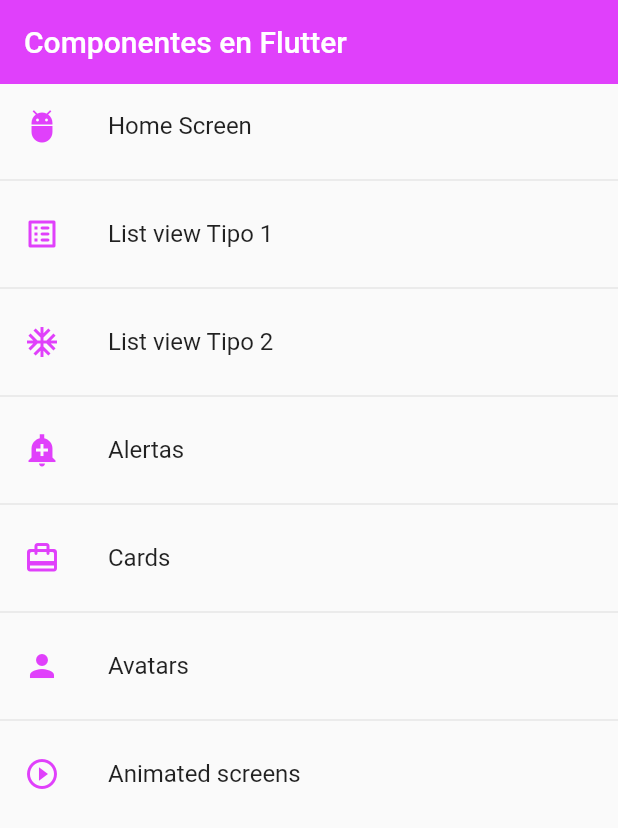
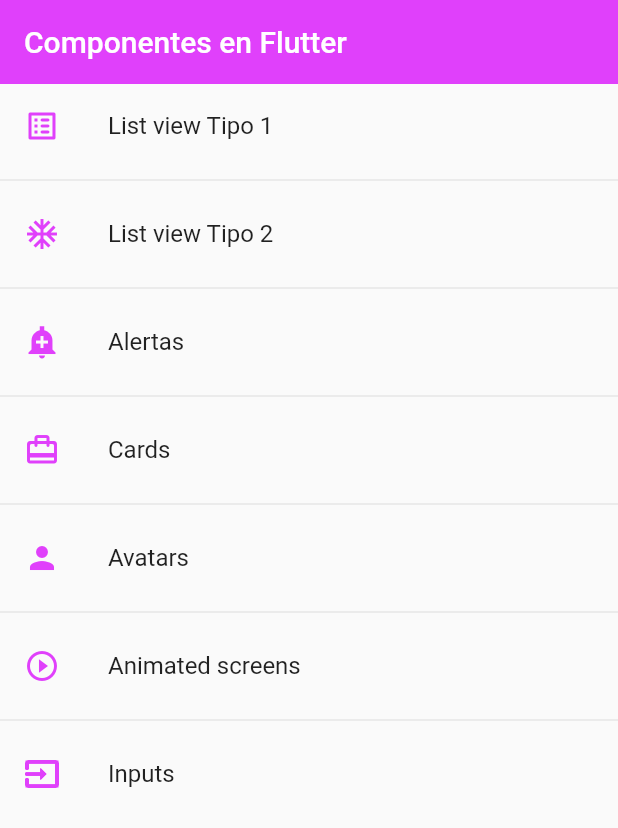
Before and after one commit to SuaDev09/flutter, a Flutter app: the screen it shows after launch, on a phone screen of 412 x 824 dp. Shown: the top 828 px of the screen. Run offline on Flutter 3.47's test engine with Material 2 defaults, Android fonts, the phone set to English and light mode, and no system bars.

Commit message:
Creacion de formularios

```diff
--- a/seccion6/fl_components/lib/router/app_routes.dart
+++ b/seccion6/fl_components/lib/router/app_routes.dart
@@ -10,12 +10,6 @@ class AppRoutes {
   static const initialRoute = 'home';
 
   static final menuOptions = <MenuOption>[
-    //TODO: borrar home
-    MenuOption(
-        route: 'home',
-        icon: Icons.adb_rounded,
-        name: 'Home Screen',
-        screen: const HomeScreen()),
     MenuOption(
         route: 'listview1',
         icon: Icons.list_alt_rounded,
@@ -46,10 +40,16 @@ class AppRoutes {
         icon: Icons.play_circle_outline_outlined,
         name: 'Animated screens',
         screen: const AnimatedScreen()),
+    MenuOption(
+        route: 'inputs',
+        icon: Icons.input_sharp,
+        name: 'Inputs',
+        screen: const InputsScreen()),
   ];
 
   static Map<String, Widget Function(BuildContext)> getAppRoutes() {
     Map<String, Widget Function(BuildContext)> appRoutes = {};
+    appRoutes.addAll({'home': (BuildContext context) => const HomeScreen()});
     for (final option in menuOptions) {
       appRoutes.addAll({option.route: (context) => option.screen});
     }
--- a/seccion6/fl_components/lib/screens/animated_screen.dart
+++ b/seccion6/fl_components/lib/screens/animated_screen.dart
@@ -32,7 +32,9 @@ class _AnimatedScreenState extends State<AnimatedScreen> {
         title: const Text('Animated Container'),
       ),
       body: Center(
-        child: Container(
+        child: AnimatedContainer(
+          duration: const Duration(milliseconds: 300),
+          curve: Curves.easeOutCubic,
           width: _width,
           height: _height,
           decoration: BoxDecoration(
--- a/seccion6/fl_components/lib/screens/screens.dart
+++ b/seccion6/fl_components/lib/screens/screens.dart
@@ -5,3 +5,4 @@ export 'package:fl_components/screens/home_screen.dart';
 export 'package:fl_components/screens/listview1_screen.dart';
 export 'package:fl_components/screens/listview2_screen.dart';
 export 'package:fl_components/screens/animated_screen.dart';
+export 'package:fl_components/screens/inputs_screen.dart';
--- a/seccion6/fl_components/lib/theme/app_theme.dart
+++ b/seccion6/fl_components/lib/theme/app_theme.dart
@@ -28,7 +28,37 @@ class AppTheme {
         shape: const StadiumBorder(),
         elevation: 0,
       ),
-      ));
+    ),
+
+    //InputDecoration Theme
+    inputDecorationTheme: const InputDecorationTheme(
+      floatingLabelStyle: TextStyle(color: primary),
+      enabledBorder: OutlineInputBorder(
+        borderSide: BorderSide(
+          color: primary,
+        ),
+        borderRadius: BorderRadius.only(
+          bottomLeft: Radius.circular(10),
+          topRight: Radius.circular(10),
+        ),
+      ),
+      focusedBorder: OutlineInputBorder(
+        borderSide: BorderSide(
+          color: primary,
+        ),
+        borderRadius: BorderRadius.only(
+          topLeft: Radius.circular(20),
+          bottomRight: Radius.circular(20),
+        ),
+      ),
+      border: OutlineInputBorder(
+        borderRadius: BorderRadius.only(
+          bottomLeft: Radius.circular(20),
+          topRight: Radius.circular(20),
+        ),
+      ),
+    ),
+  );
   static final ThemeData darkTheme = ThemeData.dark().copyWith(
     //AppBar Theme
     appBarTheme: const AppBarTheme(
--- a/seccion6/fl_components/lib/widgets/widgets.dart
+++ b/seccion6/fl_components/lib/widgets/widgets.dart
@@ -1,2 +1,3 @@
 export 'package:fl_components/widgets/custom_card_type_1.dart';
 export 'package:fl_components/widgets/custom_card_type_2.dart';
+export 'package:fl_components/widgets/custom_input_field.dart';
```
Also changed, not shown: seccion6/fl_components/lib/screens/inputs_screen.dart (added, +180 -0 lines), seccion6/fl_components/lib/widgets/custom_input_field.dart (added, +51 -0 lines). Lines whose indentation alone changed are shown as unchanged.
